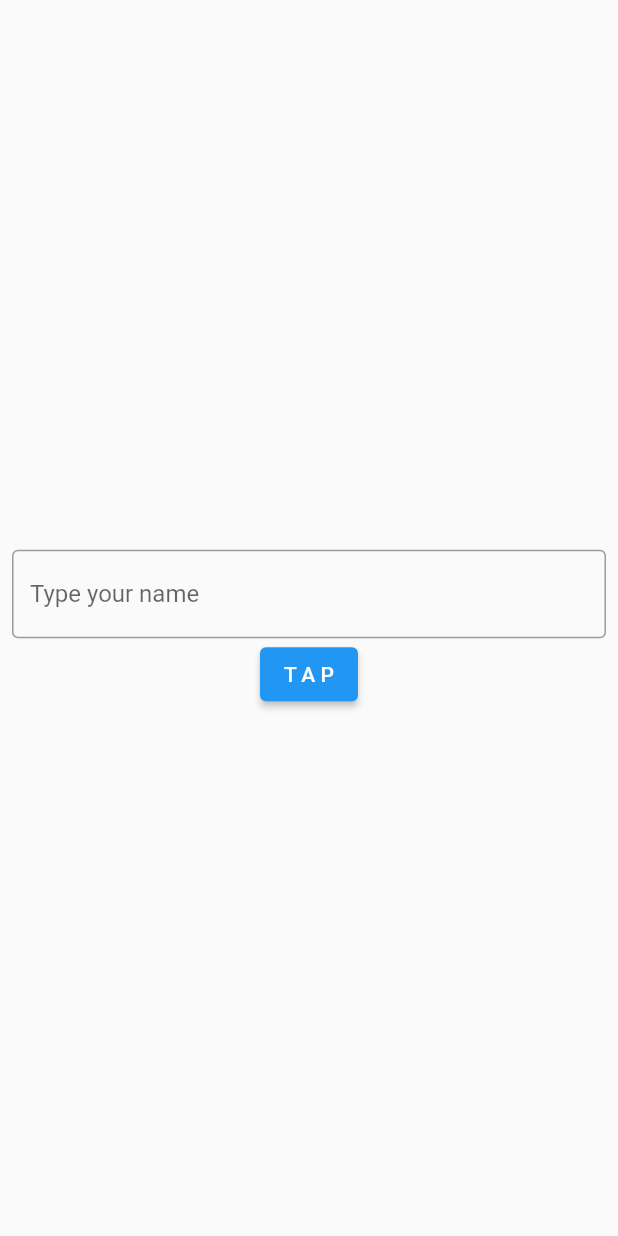
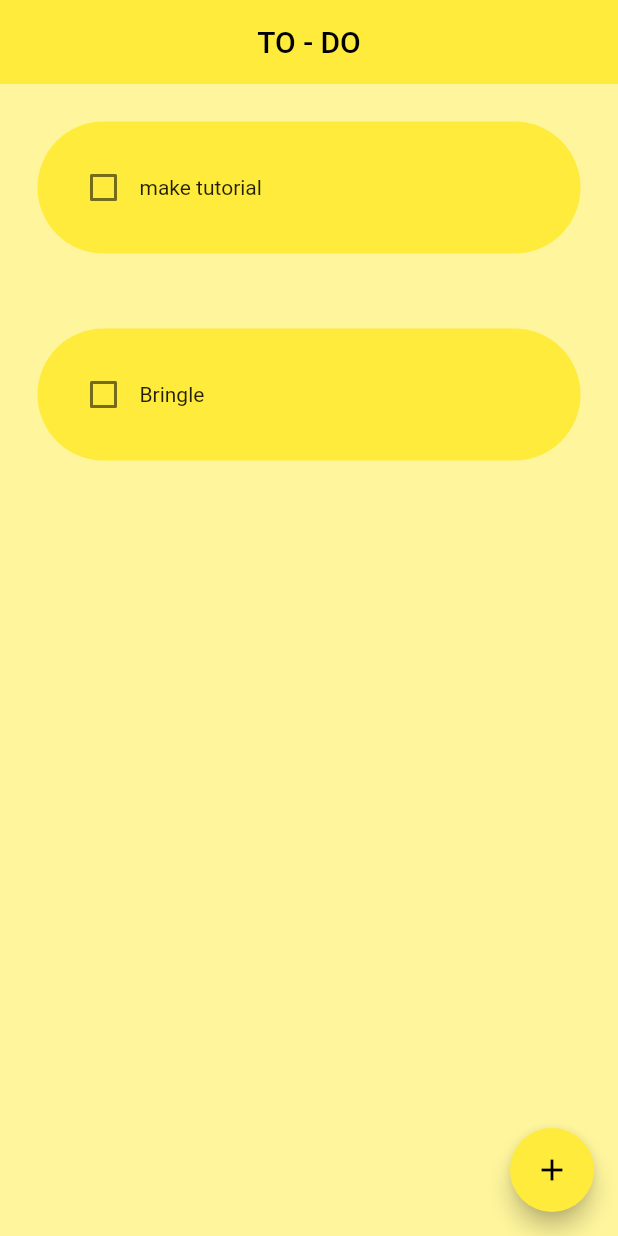
Before and after one commit to prashantpro01/to_do, a Flutter app: the screen it shows after launch, on a phone screen of 412 x 824 dp. Run offline on Flutter 3.47's test engine with Material 2 defaults, Android fonts, the phone set to English and light mode, and no system bars.

Commit message:
user interface completed

```diff
--- a/lib/main.dart
+++ b/lib/main.dart
@@ -1,7 +1,7 @@
 // ignore_for_file: prefer_const_constructors
 
 import 'package:flutter/material.dart';
-import 'package:to_do/pages/to_do_page.dart';
+import 'package:to_do/pages/home_page.dart';
 
 void main() {
   runApp(const MyApp());
@@ -13,6 +13,8 @@ class MyApp extends StatelessWidget {
   @override
   Widget build(BuildContext context) {
     return MaterialApp(
-    home: ToDoPage(),);
+      home: HomePage(),
+      theme: ThemeData(primarySwatch: Colors.yellow),
+    );
   }
 }
--- /dev/null
+++ b/lib/pages/home_page.dart
@@ -0,0 +1,78 @@
+// ignore_for_file: prefer_const_constructors, prefer_interpolation_to_compose_strings, prefer_const_literals_to_create_immutables
+
+import 'package:flutter/material.dart';
+import 'package:to_do/util/todo_tile.dart';
+
+import '../util/dialog_box.dart';
+
+class HomePage extends StatefulWidget {
+  const HomePage({super.key});
+
+  @override
+  State<HomePage> createState() => _HomePageState();
+}
+
+class _HomePageState extends State<HomePage> {
+  //list todo
+  List toDoList = [
+    ["make tutorial", false],
+    ["Bringle", false],
+  ];
+
+  //checkbox was tapped
+  void checkBoxChanged(bool? value, int index) {
+    setState(() {
+      toDoList[index][1] = !toDoList[index][1];
+    });
+  }
+
+  // crate a new task
+  void createNewTask() {
+    showDialog(
+      context: context,
+      builder: (context) {
+        return DialogBox();
+      },
+    );
+  }
+
+  @override
+  Widget build(BuildContext context) {
+    return Scaffold(
+      backgroundColor: Colors.yellow[200],
+      appBar: AppBar(
+        title: Center(child: Text("TO - DO")),
+        elevation: 0,
+      ),
+      floatingActionButton: FloatingActionButton(
+        onPressed: () {
+          createNewTask();
+        },
+        child: Icon(Icons.add),
+      ),
+      body: ListView.builder(
+        itemCount: toDoList.length,
+        itemBuilder: (context, index) {
+          return ToDoTile(
+              taskName: toDoList[index][0],
+              takCompleted: toDoList[index][1],
+              onChanged: (value) {
+                checkBoxChanged(
+                  value,
+                  index,
+                );
+              });
+        },
+      ),
+      // body: ListView(
+      //   children: [
+      //     ToDoTile(
+      //       taskName: "learn flutter",
+      //       takCompleted: true,
+      //       onChanged: null,
+      //     ),
+      //   ],
+      // ),
+    );
+  }
+}
--- a/lib/pages/to_do_page.dart
+++ /dev/null
@@ -1,52 +0,0 @@
-// ignore_for_file: prefer_const_constructors, prefer_interpolation_to_compose_strings
-
-import 'package:flutter/material.dart';
-
-class ToDoPage extends StatefulWidget {
-  const ToDoPage({super.key});
-
-  @override
-  State<ToDoPage> createState() => _ToDoPageState();
-}
-
-class _ToDoPageState extends State<ToDoPage> {
-  //text editing controller to get access to what the user typed
-  TextEditingController mycontroller = TextEditingController();
-
-  //greeting message variable
-  String greetingMessage = "";
-
-  //great user method
-  void greetUser() {
-    String userName = mycontroller.text;
-    setState(() {
-      greetingMessage = "Hello, " + userName;
-    });
-  }
-
-  @override
-  Widget build(BuildContext context) {
-    // ignore: prefer_const_constructors
-    return Scaffold(
-      body: Center(
-          child: Padding(
-        padding: const EdgeInsets.all(8.0),
-        child: Column(
-          mainAxisAlignment: MainAxisAlignment.center,
-          children: [
-            // great user message
-            Text(greetingMessage),
-            //text field
-            TextField(
-              controller: mycontroller,
-              decoration: InputDecoration(
-                  border: OutlineInputBorder(), hintText: "Type your name"),
-            ),
-            //botton
-            ElevatedButton(onPressed: greetUser, child: Text("T A P"))
-          ],
-        ),
-      )),
-    );
-  }
-}
--- /dev/null
+++ b/lib/util/todo_tile.dart
@@ -0,0 +1,45 @@
+// ignore_for_file: prefer_const_constructors, prefer_const_literals_to_create_immutables, must_be_immutable
+
+import 'package:flutter/material.dart';
+
+class ToDoTile extends StatelessWidget {
+  ToDoTile({
+    super.key,
+    required this.taskName,
+    required this.takCompleted,
+    required this.onChanged,
+  });
+
+  final String taskName;
+  final bool takCompleted;
+  Function(bool?)? onChanged;
+
+  @override
+  Widget build(BuildContext context) {
+    return Padding(
+      padding: EdgeInsets.all(25.0),
+      child: Container(
+        padding: EdgeInsets.all(20),
+        decoration: BoxDecoration(
+            color: Colors.yellow, borderRadius: BorderRadius.circular(90)),
+        child: Row(
+          children: [
+            //checkbox
+            Checkbox(
+              value: takCompleted,
+              onChanged: onChanged,
+              activeColor: Colors.black,
+            ),
+            Text(
+              taskName,
+              style: TextStyle(
+                  decoration: takCompleted
+                      ? TextDecoration.lineThrough
+                      : TextDecoration.none),
+            ),
+          ],
+        ),
+      ),
+    );
+  }
+}
```
Also changed, not shown: lib/util/dialog_box.dart (added, +28 -0 lines).
